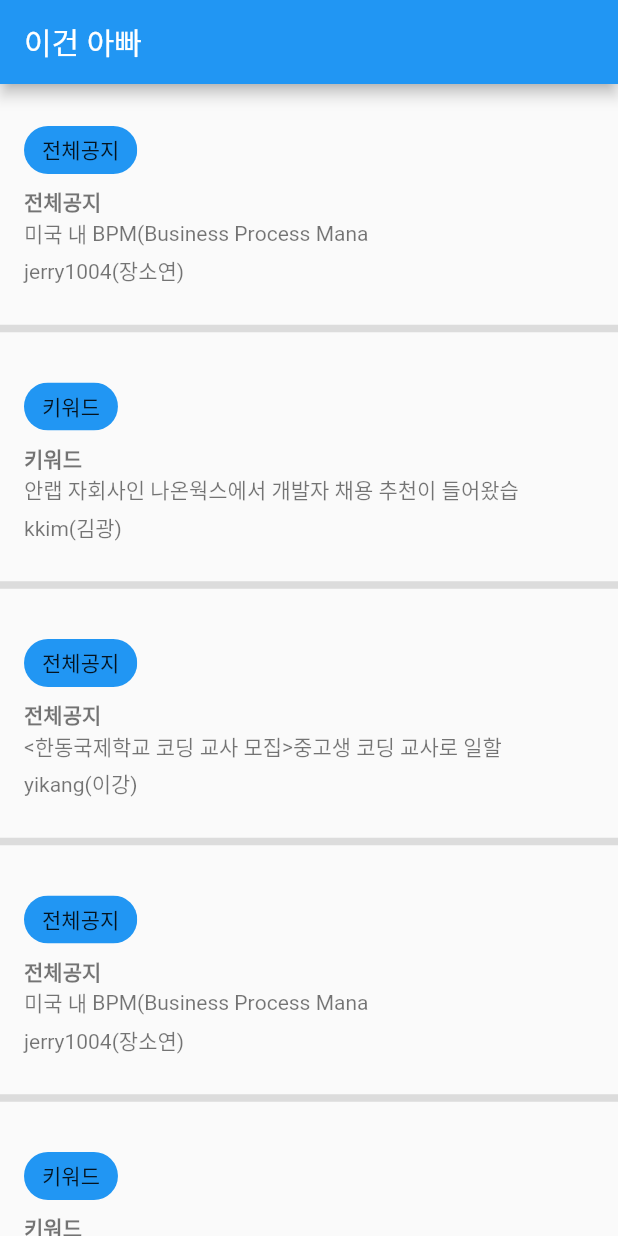
After one commit to zixxin/Semicolon, a Flutter app: the MyHome screen opened directly, on a phone screen of 412 x 824 dp. The commit adds this screen. Run offline on Flutter 3.47's test engine with Material 2 defaults, Android fonts, the phone set to English and light mode, and no system bars; drawn by our look-alikes of flutter_slidable; our stand-ins replace flutter_screenutil, flutter_signin_button, get.

Commit message:
공지메인페이지_slidable

```diff
--- a/ohyeahthat/lib/data.dart
+++ /dev/null
@@ -1,16 +0,0 @@
-import 'package:flutter/material.dart';
-
-final concerns = [
-  {'label': '슬기짜기', 'color': Colors.green},
-  {'label': '동아리', 'color': Colors.redAccent},
-  {'label': '전전', 'color': Colors.indigo},
-  {'label': 'SLE', 'color': Colors.blue},
-  {'label': '코딩스페이스', 'color': Colors.black38},
-  {'label': '인턴', 'color': Colors.teal},
-  {'label': '근로', 'color': Colors.teal},
-  {'label': 'Walab', 'color': Colors.teal},
-  {'label': '랩실', 'color': Colors.teal},
-  {'label': '소중대마일리지', 'color': Colors.teal},
-  {'label': '계절학기', 'color': Colors.teal},
-  {'label': '기숙사신청', 'color': Colors.teal},
-];
--- /dev/null
+++ b/ohyeahthat/lib/data/data.dart
@@ -0,0 +1,82 @@
+import 'package:flutter/material.dart';
+import 'package:ohyeahthat/data/model.dart';
+
+final concerns = [
+  {'label': '슬기짜기', 'color': Colors.green},
+  {'label': '동아리', 'color': Colors.redAccent},
+  {'label': '전전', 'color': Colors.indigo},
+  {'label': 'SLE', 'color': Colors.blue},
+  {'label': '코딩스페이스', 'color': Colors.black38},
+  {'label': '인턴', 'color': Colors.teal},
+  {'label': '근로', 'color': Colors.teal},
+  {'label': 'Walab', 'color': Colors.teal},
+  {'label': '랩실', 'color': Colors.teal},
+  {'label': '소중대마일리지', 'color': Colors.teal},
+  {'label': '계절학기', 'color': Colors.teal},
+  {'label': '기숙사신청', 'color': Colors.teal},
+];
+
+class Data{
+  static const contents = <Content>[
+    Content(
+      title : '미국 내 BPM(Business Process Management) 솔루션 기업인 비즈플로우의 한국사무소(서울 강남)에서 근무할 수 있는 신입개발자를 모집합니다.이번 2월에 졸업예정자나 기졸업자이면서, 비즈플로우 취업을 희망하는 학생은 연락바랍니다.면담을 통해 추천할 예정입니다.1. 모집 직무- 입사 후 일정기간 Training을 거쳐 Project 수행팀 또는 R&D 팀에 배정- Front-end 개발부터 Back-end 개발까지 개인 역량에 따라 역할 부여- Project Service Team : 해외 고객사 요구사항에 필요한 기술적인 구현과 솔루션 커스터마이징 수행- R&D AppDev Team : 자체 솔루션인 AppDev 구현 (Typescript, React, RxJs, NodeJS 등)- R&D WDL Team : 새로운 작업분배 솔루션 구현 (Java, SQL, MyBatis 등)2. 기타 사항- 현재 한동대 졸업생 5명 근무- 2021년 전전 학생 인턴 3명 근무 중, 22년 정규직 전환- 신입개발자 초봉 3200 ~ - 10~20년차 개발자들이 직접 지도- 글로벌 Big Customer를 위한 비즈니스 솔루션 개발에 참여할 기회임3. 채용프로세스- 추천 > 이력서 및 자소서 제출 > 1차 면접 > 2차 면접강소기업에 취업하기를 희망하거나 개발자로서 성장하고자 하는 학생들의 많은 관심 바랍니다.문의 및 면담 : 김광 교수 또는 장소연 교수 면담요청',
+      keyword : '전체공지',
+      writer : 'jerry1004(장소연)',
+    ),
+    Content(
+      title : '안랩 자회사인 나온웍스에서 개발자 채용 추천이 들어왔습니다.1) 신입/경력 개발자- OT 보안솔루션 개발(산업용프로토콜 보안)- C/C++/C# 코딩- Windows/Linuxhttps://www.jobkorea.co.kr/Recruit/GI_Read/36884934?Oem_Code=C1&logpath=12) 경력 개발자- 자바 웹 개발자https://www.jobkorea.co.kr/Recruit/GI_Read/37072786?Oem_Code=C1&logpath=1관심있는 사람은 김광 교수에게 연락하세요.',
+      keyword : '키워드',
+      writer : 'kkim(김광)',
+    ),
+    Content(
+      title : '<한동국제학교 코딩 교사 모집>중고생 코딩 교사로 일할 사람을 찾습니다.영어 못해도 괜찮고 방학 중 휴가 보장 및 매일 칼퇴근 가능하다고 합니다.코딩 실력이 탁월할 필요는 없으나 다만, 남을 가르치는 것을 좋아해야 한다고 합니다.굳이 컴공 1전공이 아니고 2전공자라도 가능하답니다.(잘하면 계약직에서 벗어나 정규직도 가능하고 연봉도 괜찮은 편이라고 합니다.)아래 정식 공고 참고하세요.https://his.sc.kr/job-opportunities/?wr_id=2211관심자는 김광 교수님(kkim@handong.edu) 또는 이강 교수님 (yk@handong.edu) 에게 일차적으로 연락바랍니다.',
+      keyword : '전체공지',
+      writer : 'yikang(이강)',
+    ),
+    Content(
+      title : '미국 내 BPM(Business Process Management) 솔루션 기업인 비즈플로우의 한국사무소(서울 강남)에서 근무할 수 있는 신입개발자를 모집합니다.이번 2월에 졸업예정자나 기졸업자이면서, 비즈플로우 취업을 희망하는 학생은 연락바랍니다.면담을 통해 추천할 예정입니다.1. 모집 직무- 입사 후 일정기간 Training을 거쳐 Project 수행팀 또는 R&D 팀에 배정- Front-end 개발부터 Back-end 개발까지 개인 역량에 따라 역할 부여- Project Service Team : 해외 고객사 요구사항에 필요한 기술적인 구현과 솔루션 커스터마이징 수행- R&D AppDev Team : 자체 솔루션인 AppDev 구현 (Typescript, React, RxJs, NodeJS 등)- R&D WDL Team : 새로운 작업분배 솔루션 구현 (Java, SQL, MyBatis 등)2. 기타 사항- 현재 한동대 졸업생 5명 근무- 2021년 전전 학생 인턴 3명 근무 중, 22년 정규직 전환- 신입개발자 초봉 3200 ~ - 10~20년차 개발자들이 직접 지도- 글로벌 Big Customer를 위한 비즈니스 솔루션 개발에 참여할 기회임3. 채용프로세스- 추천 > 이력서 및 자소서 제출 > 1차 면접 > 2차 면접강소기업에 취업하기를 희망하거나 개발자로서 성장하고자 하는 학생들의 많은 관심 바랍니다.문의 및 면담 : 김광 교수 또는 장소연 교수 면담요청',
+      keyword : '전체공지',
+      writer : 'jerry1004(장소연)',
+    ),
+    Content(
+      title : '안랩 자회사인 나온웍스에서 개발자 채용 추천이 들어왔습니다.1) 신입/경력 개발자- OT 보안솔루션 개발(산업용프로토콜 보안)- C/C++/C# 코딩- Windows/Linuxhttps://www.jobkorea.co.kr/Recruit/GI_Read/36884934?Oem_Code=C1&logpath=12) 경력 개발자- 자바 웹 개발자https://www.jobkorea.co.kr/Recruit/GI_Read/37072786?Oem_Code=C1&logpath=1관심있는 사람은 김광 교수에게 연락하세요.',
+      keyword : '키워드',
+      writer : 'kkim(김광)',
+    ),
+    Content(
+      title : '<한동국제학교 코딩 교사 모집>중고생 코딩 교사로 일할 사람을 찾습니다.영어 못해도 괜찮고 방학 중 휴가 보장 및 매일 칼퇴근 가능하다고 합니다.코딩 실력이 탁월할 필요는 없으나 다만, 남을 가르치는 것을 좋아해야 한다고 합니다.굳이 컴공 1전공이 아니고 2전공자라도 가능하답니다.(잘하면 계약직에서 벗어나 정규직도 가능하고 연봉도 괜찮은 편이라고 합니다.)아래 정식 공고 참고하세요.https://his.sc.kr/job-opportunities/?wr_id=2211관심자는 김광 교수님(kkim@handong.edu) 또는 이강 교수님 (yk@handong.edu) 에게 일차적으로 연락바랍니다.',
+      keyword : '전체공지',
+      writer : 'yikang(이강)',
+    ),
+    Content(
+      title : '미국 내 BPM(Business Process Management) 솔루션 기업인 비즈플로우의 한국사무소(서울 강남)에서 근무할 수 있는 신입개발자를 모집합니다.이번 2월에 졸업예정자나 기졸업자이면서, 비즈플로우 취업을 희망하는 학생은 연락바랍니다.면담을 통해 추천할 예정입니다.1. 모집 직무- 입사 후 일정기간 Training을 거쳐 Project 수행팀 또는 R&D 팀에 배정- Front-end 개발부터 Back-end 개발까지 개인 역량에 따라 역할 부여- Project Service Team : 해외 고객사 요구사항에 필요한 기술적인 구현과 솔루션 커스터마이징 수행- R&D AppDev Team : 자체 솔루션인 AppDev 구현 (Typescript, React, RxJs, NodeJS 등)- R&D WDL Team : 새로운 작업분배 솔루션 구현 (Java, SQL, MyBatis 등)2. 기타 사항- 현재 한동대 졸업생 5명 근무- 2021년 전전 학생 인턴 3명 근무 중, 22년 정규직 전환- 신입개발자 초봉 3200 ~ - 10~20년차 개발자들이 직접 지도- 글로벌 Big Customer를 위한 비즈니스 솔루션 개발에 참여할 기회임3. 채용프로세스- 추천 > 이력서 및 자소서 제출 > 1차 면접 > 2차 면접강소기업에 취업하기를 희망하거나 개발자로서 성장하고자 하는 학생들의 많은 관심 바랍니다.문의 및 면담 : 김광 교수 또는 장소연 교수 면담요청',
+      keyword : '전체공지',
+      writer : 'jerry1004(장소연)',
+    ),
+    Content(
+      title : '안랩 자회사인 나온웍스에서 개발자 채용 추천이 들어왔습니다.1) 신입/경력 개발자- OT 보안솔루션 개발(산업용프로토콜 보안)- C/C++/C# 코딩- Windows/Linuxhttps://www.jobkorea.co.kr/Recruit/GI_Read/36884934?Oem_Code=C1&logpath=12) 경력 개발자- 자바 웹 개발자https://www.jobkorea.co.kr/Recruit/GI_Read/37072786?Oem_Code=C1&logpath=1관심있는 사람은 김광 교수에게 연락하세요.',
+      keyword : '키워드',
+      writer : 'kkim(김광)',
+    ),
+    Content(
+      title : '<한동국제학교 코딩 교사 모집>중고생 코딩 교사로 일할 사람을 찾습니다.영어 못해도 괜찮고 방학 중 휴가 보장 및 매일 칼퇴근 가능하다고 합니다.코딩 실력이 탁월할 필요는 없으나 다만, 남을 가르치는 것을 좋아해야 한다고 합니다.굳이 컴공 1전공이 아니고 2전공자라도 가능하답니다.(잘하면 계약직에서 벗어나 정규직도 가능하고 연봉도 괜찮은 편이라고 합니다.)아래 정식 공고 참고하세요.https://his.sc.kr/job-opportunities/?wr_id=2211관심자는 김광 교수님(kkim@handong.edu) 또는 이강 교수님 (yk@handong.edu) 에게 일차적으로 연락바랍니다.',
+      keyword : '전체공지',
+      writer : 'yikang(이강)',
+    ),
+    Content(
+      title : '미국 내 BPM(Business Process Management) 솔루션 기업인 비즈플로우의 한국사무소(서울 강남)에서 근무할 수 있는 신입개발자를 모집합니다.이번 2월에 졸업예정자나 기졸업자이면서, 비즈플로우 취업을 희망하는 학생은 연락바랍니다.면담을 통해 추천할 예정입니다.1. 모집 직무- 입사 후 일정기간 Training을 거쳐 Project 수행팀 또는 R&D 팀에 배정- Front-end 개발부터 Back-end 개발까지 개인 역량에 따라 역할 부여- Project Service Team : 해외 고객사 요구사항에 필요한 기술적인 구현과 솔루션 커스터마이징 수행- R&D AppDev Team : 자체 솔루션인 AppDev 구현 (Typescript, React, RxJs, NodeJS 등)- R&D WDL Team : 새로운 작업분배 솔루션 구현 (Java, SQL, MyBatis 등)2. 기타 사항- 현재 한동대 졸업생 5명 근무- 2021년 전전 학생 인턴 3명 근무 중, 22년 정규직 전환- 신입개발자 초봉 3200 ~ - 10~20년차 개발자들이 직접 지도- 글로벌 Big Customer를 위한 비즈니스 솔루션 개발에 참여할 기회임3. 채용프로세스- 추천 > 이력서 및 자소서 제출 > 1차 면접 > 2차 면접강소기업에 취업하기를 희망하거나 개발자로서 성장하고자 하는 학생들의 많은 관심 바랍니다.문의 및 면담 : 김광 교수 또는 장소연 교수 면담요청',
+      keyword : '전체공지',
+      writer : 'jerry1004(장소연)',
+    ),
+    Content(
+      title : '안랩 자회사인 나온웍스에서 개발자 채용 추천이 들어왔습니다.1) 신입/경력 개발자- OT 보안솔루션 개발(산업용프로토콜 보안)- C/C++/C# 코딩- Windows/Linuxhttps://www.jobkorea.co.kr/Recruit/GI_Read/36884934?Oem_Code=C1&logpath=12) 경력 개발자- 자바 웹 개발자https://www.jobkorea.co.kr/Recruit/GI_Read/37072786?Oem_Code=C1&logpath=1관심있는 사람은 김광 교수에게 연락하세요.',
+      keyword : '키워드',
+      writer : 'kkim(김광)',
+    ),
+    Content(
+      title : '<한동국제학교 코딩 교사 모집>중고생 코딩 교사로 일할 사람을 찾습니다.영어 못해도 괜찮고 방학 중 휴가 보장 및 매일 칼퇴근 가능하다고 합니다.코딩 실력이 탁월할 필요는 없으나 다만, 남을 가르치는 것을 좋아해야 한다고 합니다.굳이 컴공 1전공이 아니고 2전공자라도 가능하답니다.(잘하면 계약직에서 벗어나 정규직도 가능하고 연봉도 괜찮은 편이라고 합니다.)아래 정식 공고 참고하세요.https://his.sc.kr/job-opportunities/?wr_id=2211관심자는 김광 교수님(kkim@handong.edu) 또는 이강 교수님 (yk@handong.edu) 에게 일차적으로 연락바랍니다.',
+      keyword : '전체공지',
+      writer : 'yikang(이강)',
+    ),
+  ];
+}
--- /dev/null
+++ b/ohyeahthat/lib/data/model.dart
@@ -0,0 +1,11 @@
+class Content {
+  final String title;
+  final String keyword;
+  final String writer;
+
+  const Content({
+    required this.title,
+    required this.keyword, //묶기
+    required this.writer
+  });
+}
--- a/ohyeahthat/lib/pages/keywordpage.dart
+++ b/ohyeahthat/lib/pages/keywordpage.dart
@@ -1,6 +1,6 @@
 import 'package:flutter/material.dart';
 import 'package:get/get.dart';
-import 'package:ohyeahthat/data.dart';
+import 'package:ohyeahthat/data/data.dart';
 import 'package:ohyeahthat/theme/colors.dart';
 
 void main() {
--- /dev/null
+++ b/ohyeahthat/lib/pages/mainlist.dart
@@ -0,0 +1,126 @@
+import 'package:flutter/material.dart';
+import 'package:ohyeahthat/data/data.dart';
+import 'package:ohyeahthat/data/model.dart';
+import 'package:ohyeahthat/widget/slidable_widget.dart';
+import 'package:ohyeahthat/widget/utils.dart';
+
+void main() {
+  runApp(const MyApp());
+}
+
+class MyApp extends StatelessWidget {
+  const MyApp({Key? key}) : super(key: key);
+
+  // This widget is the root of your application.
+  @override
+  Widget build(BuildContext context) {
+    return MaterialApp(
+      title: 'Flutter Demo',
+      theme: ThemeData(
+        // This is the theme of your application.
+        //
+        // Try running your application with "flutter run". You'll see the
+        // application has a blue toolbar. Then, without quitting the app, try
+        // changing the primarySwatch below to Colors.green and then invoke
+        // "hot reload" (press "r" in the console where you ran "flutter run",
+        // or simply save your changes to "hot reload" in a Flutter IDE).
+        // Notice that the counter didn't reset back to zero; the application
+        // is not restarted.
+        primarySwatch: Colors.blue,
+      ),
+      home: MyHome(),
+    );
+  }
+}
+
+class MyHome extends StatefulWidget {
+  MyHome({Key? key}) : super(key: key);
+
+  @override
+  _MyHomeState createState() => _MyHomeState();
+}
+
+class _MyHomeState extends State<MyHome> {
+
+  List<Content> item = List.of(Data.contents);
+
+  @override
+  Widget build(BuildContext context) {
+    return Scaffold(
+      appBar: AppBar(
+        title: Text('이건 아빠'),
+      ),
+      body : ListView.separated(
+        itemCount: item.length,
+        separatorBuilder: (context, index){
+          return Divider(
+            thickness: 5,
+          );
+        },
+        itemBuilder: (context,index) {
+          final items = item[index];
+          return SlidableWidget(
+            child : buildListTile(items),
+            onDismissed:(action) =>
+              dismissSlidableItem(context,index,action),
+          );
+        }
+      ),
+    );
+  }
+
+
+
+  void dismissSlidableItem(BuildContext context, int index, action) {
+  setState((){
+    item.removeAt(index);
+  });
+  switch (action) {
+      case SlidableAction.archive:
+        Utils.showSnackBar(context, '중요공지에 저장되었습니다.');
+        break;
+      case SlidableAction.delete:
+        Utils.showSnackBar(context, '삭제되었습니다.');
+        break;
+    }
+}
+
+Widget buildListTile(Content item) => ListTile(
+        contentPadding: EdgeInsets.symmetric(
+          horizontal: 16,
+          vertical: 16,
+        ),
+        // leading: CircleAvatar(
+        //   radius: 28,
+        //   backgroundImage: NetworkImage(item.urlAvatar),
+        // ),
+        title : Row(children: [
+          Chip(
+            label: Text(item.keyword),
+            backgroundColor: Colors.blue,
+          )
+        ],),
+        subtitle: Column(
+          crossAxisAlignment: CrossAxisAlignment.start,
+          children: [
+            Text(
+              item.keyword,
+              style: TextStyle(fontWeight: FontWeight.w900),
+            ),
+            Row(
+              mainAxisSize: MainAxisSize.min,
+              children: [
+              if(item.title.length > 30)
+                for(int i=0; i < 30; i++)
+                  Text(item.title[i]),
+              if(item.title.length < 30)
+                Text(item.title),
+              ],
+            ),
+            const SizedBox(height: 4),
+            Text(item.writer),
+          ],
+        ),
+        onTap: () {},
+      );
+}
--- /dev/null
+++ b/ohyeahthat/lib/widget/slidable_widget.dart
@@ -0,0 +1,58 @@
+
+import 'package:flutter/material.dart';
+import 'package:flutter_slidable/flutter_slidable.dart';
+
+enum SlidableAction { archive, share, more, delete }
+
+class SlidableWidget extends StatelessWidget {
+  final Widget child;
+  final Function(SlidableAction action) onDismissed;
+
+
+  const SlidableWidget({
+    required this.child,
+    required this.onDismissed,
+    Key ? key,
+  }) : super(key: key);
+
+
+
+
+  @override
+  Widget build(BuildContext context) => Slidable(
+        actionPane: SlidableDrawerActionPane(),
+        child: child,
+
+        /// left side
+        actions: <Widget>[
+          IconSlideAction(
+            caption: 'Important',
+            color: Colors.orange,
+            icon: Icons.star_border_outlined,
+            onTap: () => onDismissed(SlidableAction.archive),
+          ),
+          // IconSlideAction(
+          //   caption: 'Share',
+          //   color: Colors.indigo,
+          //   icon: Icons.share,
+          //   onTap: () => onDismissed(SlidableAction.share),
+          // ),
+        ],
+
+        /// right side
+        secondaryActions: <Widget>[
+          // IconSlideAction(
+          //   caption: 'More',
+          //   color: Colors.black45,
+          //   icon: Icons.more_horiz,
+          //   onTap: () => onDismissed(SlidableAction.more),
+          // ),
+          IconSlideAction(
+            caption: 'Delete',
+            color: Colors.red,
+            icon: Icons.delete,
+            onTap: () => onDismissed(SlidableAction.delete),
+          ),
+        ],
+      );
+}
--- /dev/null
+++ b/ohyeahthat/lib/widget/utils.dart
@@ -0,0 +1,10 @@
+import 'package:flutter/material.dart';
+
+class Utils {
+  static void showSnackBar(BuildContext context, String message) =>
+      Scaffold.of(context)
+        ..hideCurrentSnackBar()
+        ..showSnackBar(
+          SnackBar(content: Text(message)),
+        );
+}
--- a/ohyeahthat/pubspec.yaml
+++ b/ohyeahthat/pubspec.yaml
@@ -17,6 +17,7 @@ dependencies:
   flutter_screenutil: ^5.0.0+2
   google_sign_in: ^5.2.1
   flutter_signin_button: ^2.0.0
+  flutter_slidable: ^0.6.0
 
 dev_dependencies:
   flutter_test:
```
Also changed, not shown: ohyeahthat/pubspec.lock.
